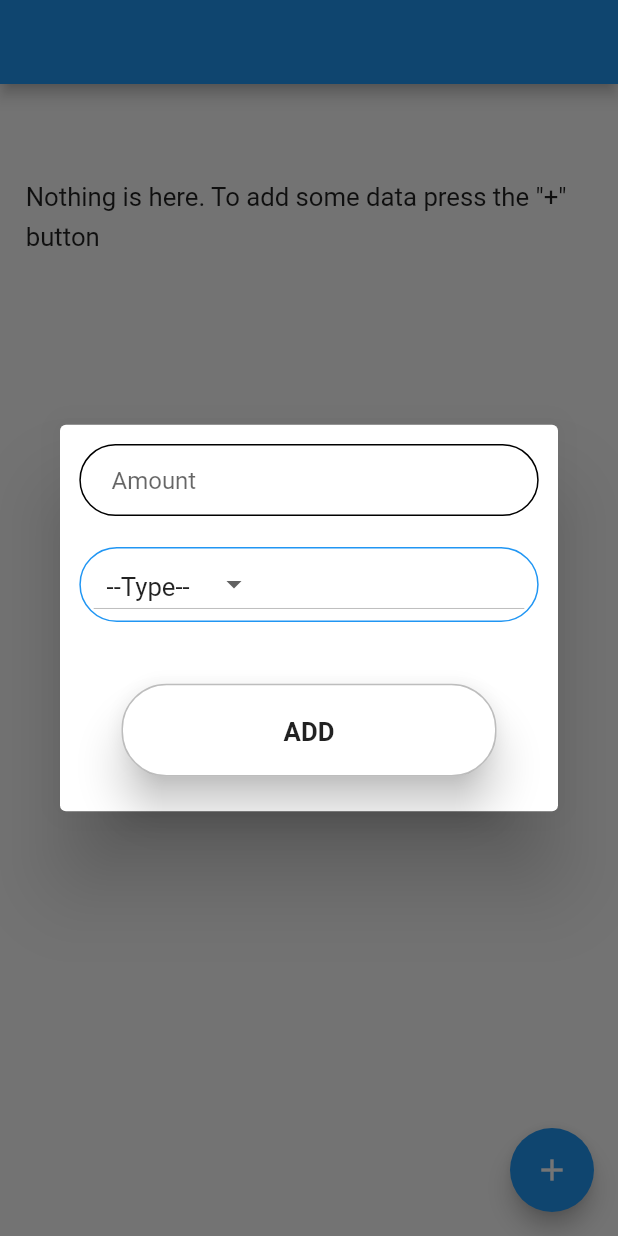
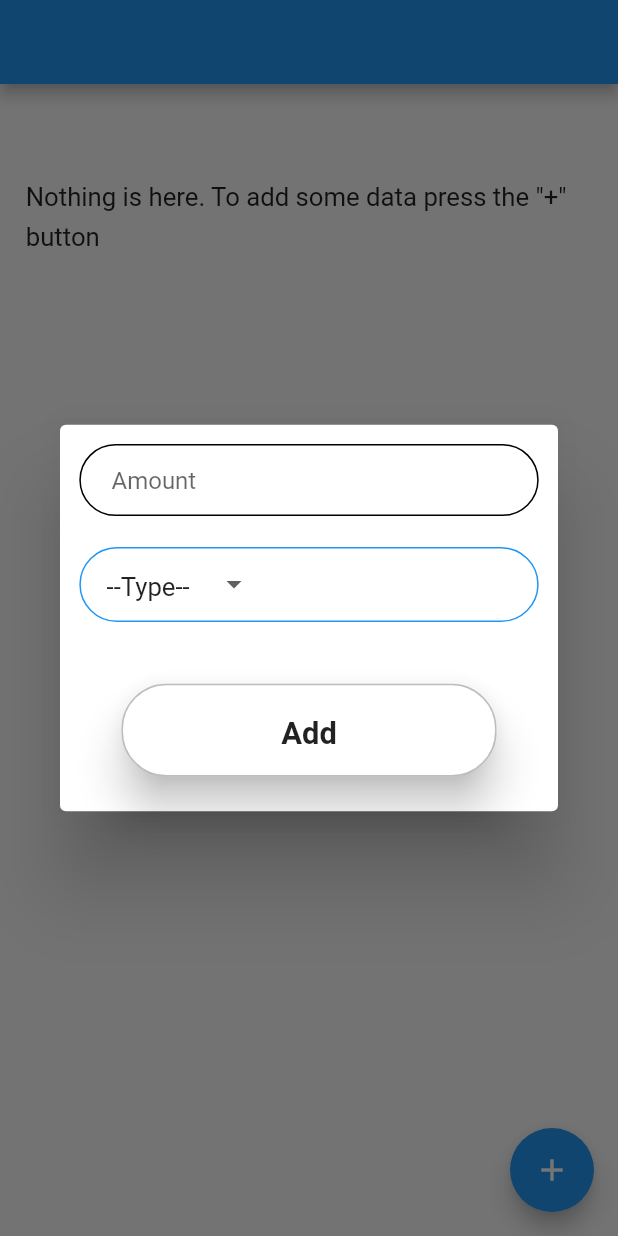
Before and after one commit to Sam21-39/Spend-Analytics, a Flutter app: the screen it shows after launch, after a tap on the "add" icon, on a phone screen of 412 x 824 dp. Run offline on Flutter 3.47's test engine with Material 2 defaults, Android fonts, the phone set to English and light mode, and no system bars; our stand-ins replace flutter_screenutil.

Commit message:
UI updates

```diff
--- a/spend_analytics/lib/Views/UI/ui_text.dart
+++ b/spend_analytics/lib/Views/UI/ui_text.dart
@@ -17,8 +17,8 @@ class UiText {
 
   static final TextStyle buttonText = new TextStyle(
     fontFamily: 'Roboto',
-    fontSize: setFontSize(20.0),
-    fontWeight: FontWeight.w600,
+    fontSize: setFontSize(24.0),
+    fontWeight: FontWeight.w700,
     height: setHeight(1.5),
   );
 }
--- a/spend_analytics/lib/Views/Widgets/item_container.dart
+++ b/spend_analytics/lib/Views/Widgets/item_container.dart
@@ -60,6 +60,7 @@ class _ItemContainerState extends State<ItemContainer> {
               borderRadius: BorderRadius.circular(30.0),
               border: Border.all(color: Colors.blue, width: 1.0)),
           child: DropdownButton<String>(
+            underline: Container(),
             elevation: 12,
             value: typeValue,
             items:
@@ -97,6 +98,7 @@ class _ItemContainerState extends State<ItemContainer> {
                 borderRadius: BorderRadius.circular(30.0),
                 border: Border.all(color: Colors.blue, width: 1.0)),
             child: DropdownButton<String>(
+              underline: Container(),
               elevation: 12,
               value: categoryValue,
               items: setCategoryList(typeValue).map((String value) {
@@ -123,7 +125,7 @@ class _ItemContainerState extends State<ItemContainer> {
         SizedBox(
           height: setHeight(20.0),
         ),
-        CustomButton(text: "ADD", onPressed: () {}),
+        CustomButton(text: "Add", onPressed: () {}),
         SizedBox(
           height: setHeight(10.0),
         ),
```
